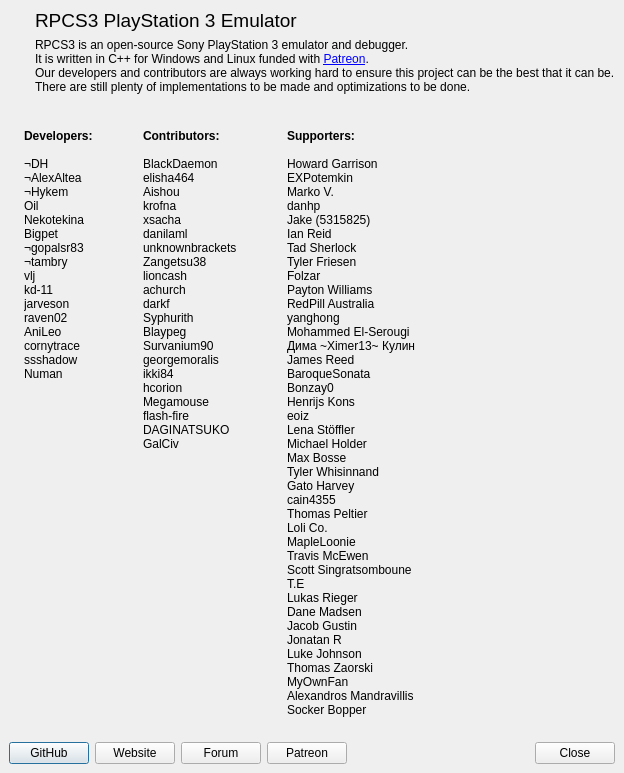
Qt form rpcs3/rpcs3qt/about_dialog.ui (RPCS3/rpcs3) before a commit.
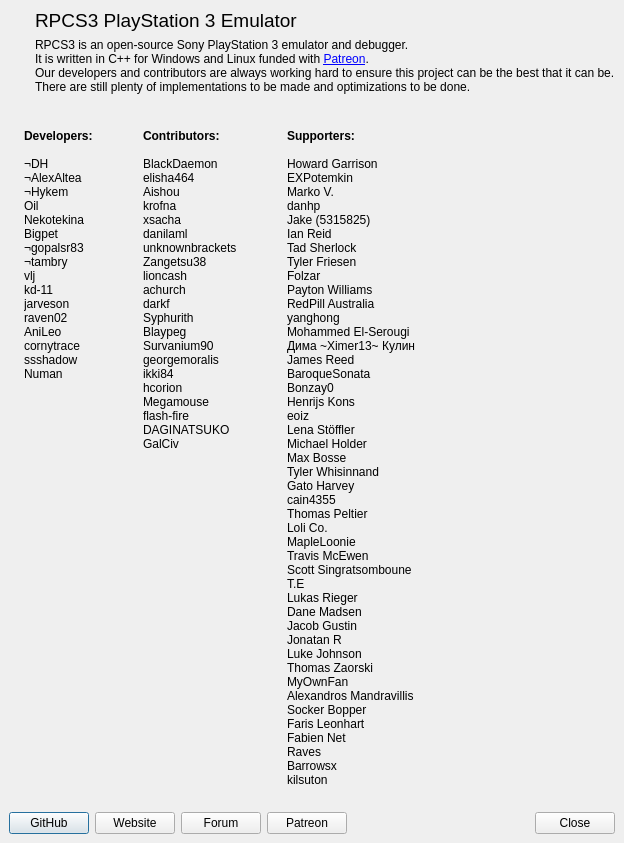
The same form after that commit. Icons and pictures are not drawn.

```diff
--- a/rpcs3/rpcs3qt/about_dialog.ui
+++ b/rpcs3/rpcs3qt/about_dialog.ui
@@ -7,7 +7,7 @@
     <x>0</x>
     <y>0</y>
     <width>609</width>
-    <height>734</height>
+    <height>799</height>
    </rect>
   </property>
   <property name="sizePolicy">
@@ -212,7 +212,7 @@
      <item>
       <widget class="QLabel" name="label_7">
        <property name="text">
-        <string>&lt;p&gt;&lt;b&gt;Supporters:&lt;/b&gt;&lt;br&gt;&lt;br&gt;Howard Garrison&lt;br&gt;EXPotemkin&lt;br&gt;Marko V.&lt;br&gt;danhp&lt;br&gt;Jake (5315825)&lt;br&gt;Ian Reid&lt;br&gt;Tad Sherlock&lt;br&gt;Tyler Friesen&lt;br&gt;Folzar&lt;br&gt;Payton Williams&lt;br&gt;RedPill Australia&lt;br&gt;yanghong&lt;br&gt;Mohammed El-Serougi&lt;br&gt;Дима ~Ximer13~ Кулин&lt;br&gt;James Reed&lt;br&gt;BaroqueSonata&lt;br&gt;Bonzay0&lt;br&gt;Henrijs Kons&lt;br&gt;eoiz&lt;br&gt;Lena Stöffler&lt;br&gt;Michael Holder&lt;br&gt;Max Bosse&lt;br&gt;Tyler Whisinnand&lt;br&gt;Gato Harvey&lt;br&gt;cain4355&lt;br&gt;Thomas Peltier&lt;br&gt;Loli Co.&lt;br&gt;MapleLoonie&lt;br&gt;Travis McEwen&lt;br&gt;Scott Singratsomboune&lt;br&gt;T.E&lt;br&gt;Lukas Rieger&lt;br&gt;Dane Madsen&lt;br&gt;Jacob Gustin&lt;br&gt;Jonatan R&lt;br&gt;Luke Johnson&lt;br&gt;Thomas Zaorski&lt;br&gt;MyOwnFan&lt;br&gt;Alexandros Mandravillis&lt;br&gt;Socker Bopper&lt;/p&gt;</string>
+        <string>&lt;p&gt;&lt;b&gt;Supporters:&lt;/b&gt;&lt;br&gt;&lt;br&gt;Howard Garrison&lt;br&gt;EXPotemkin&lt;br&gt;Marko V.&lt;br&gt;danhp&lt;br&gt;Jake (5315825)&lt;br&gt;Ian Reid&lt;br&gt;Tad Sherlock&lt;br&gt;Tyler Friesen&lt;br&gt;Folzar&lt;br&gt;Payton Williams&lt;br&gt;RedPill Australia&lt;br&gt;yanghong&lt;br&gt;Mohammed El-Serougi&lt;br&gt;Дима ~Ximer13~ Кулин&lt;br&gt;James Reed&lt;br&gt;BaroqueSonata&lt;br&gt;Bonzay0&lt;br&gt;Henrijs Kons&lt;br&gt;eoiz&lt;br&gt;Lena Stöffler&lt;br&gt;Michael Holder&lt;br&gt;Max Bosse&lt;br&gt;Tyler Whisinnand&lt;br&gt;Gato Harvey&lt;br&gt;cain4355&lt;br&gt;Thomas Peltier&lt;br&gt;Loli Co.&lt;br&gt;MapleLoonie&lt;br&gt;Travis McEwen&lt;br&gt;Scott Singratsomboune&lt;br&gt;T.E&lt;br&gt;Lukas Rieger&lt;br&gt;Dane Madsen&lt;br&gt;Jacob Gustin&lt;br&gt;Jonatan R&lt;br&gt;Luke Johnson&lt;br&gt;Thomas Zaorski&lt;br&gt;MyOwnFan&lt;br&gt;Alexandros Mandravillis&lt;br&gt;Socker Bopper&lt;br&gt;Faris Leonhart&lt;br&gt;Fabien Net&lt;br&gt;Raves&lt;br&gt;Barrowsx&lt;br&gt;kilsuton&lt;/p&gt;</string>
        </property>
        <property name="alignment">
         <set>Qt::AlignLeading|Qt::AlignLeft|Qt::AlignTop</set>
```
